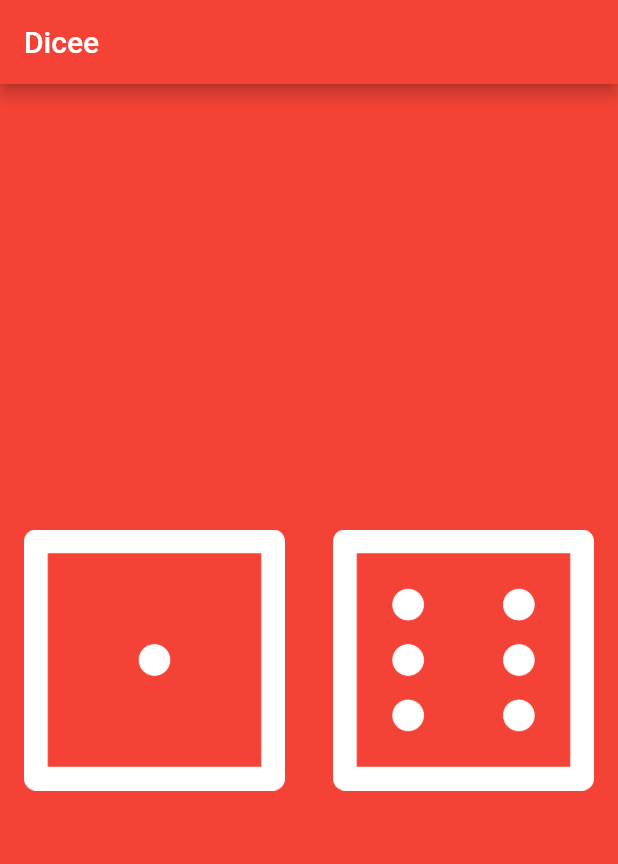
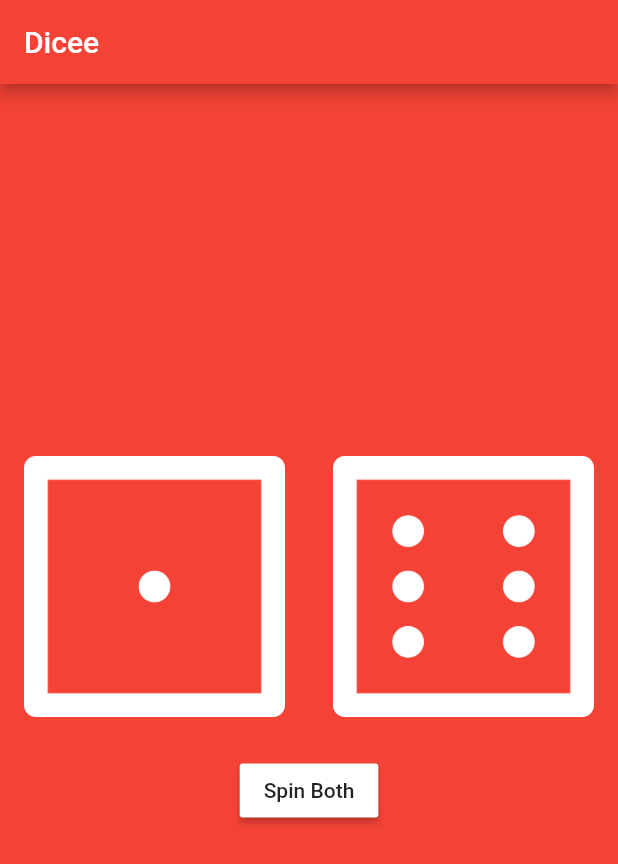
Before and after one commit to senaru/dicee-flutter, a Flutter app: the screen it shows after launch, on a phone screen of 412 x 824 dp. Shown: the top 864 px of the screen. Run offline on Flutter 3.47's test engine with Material 2 defaults, Android fonts, the phone set to English and light mode, and no system bars.

Commit message:
Added Button to spin both dies

```diff
--- a/lib/main.dart
+++ b/lib/main.dart
@@ -27,9 +27,16 @@ class _DicePageState extends State<DicePage> {
 
   @override
   Widget build(BuildContext context) {
-    spin() {}
+    spinBoth() {
+      leftDiceNum = (Random().nextInt(6) + 1);
+      rightDiceNum = Random().nextInt(6) + 1;
+    }
+
     return Center(
-      child: Row(
+      child: Column(
+        mainAxisSize: MainAxisSize.min,
+        children: <Widget>[
+          Row(
             children: <Widget>[
               Expanded(
                 child: FlatButton(
@@ -57,6 +64,26 @@ class _DicePageState extends State<DicePage> {
               ),
             ],
           ),
+          Padding(
+            padding: const EdgeInsets.all(25.0),
+            child: Row(
+              mainAxisAlignment: MainAxisAlignment.center,
+              children: <Widget>[
+                RaisedButton(
+                  onPressed: () {
+                    setState(() {
+                      spinBoth();
+                    });
+                  },
+                  color: Colors.white,
+                  splashColor: Colors.redAccent,
+                  child: Text("Spin Both"),
+                )
+              ],
+            ),
+          ),
+        ],
+      ),
     );
   }
 }
```
Lines whose indentation alone changed are shown as unchanged.
